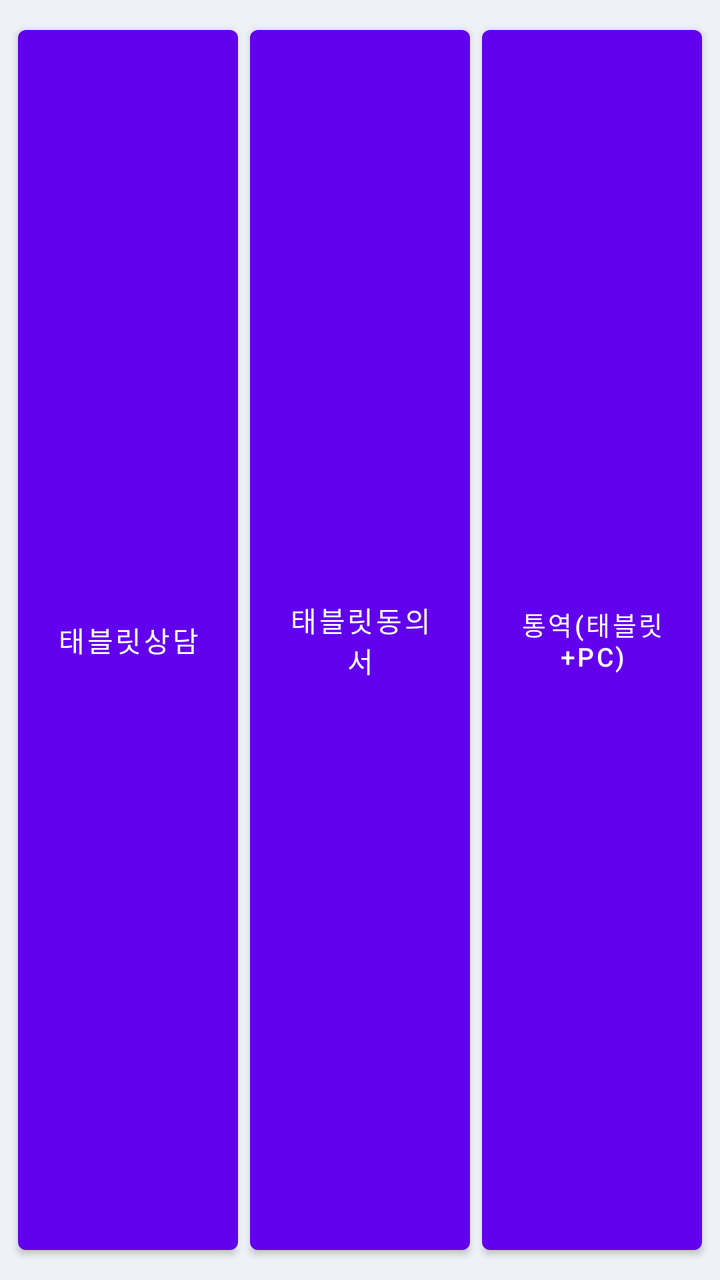
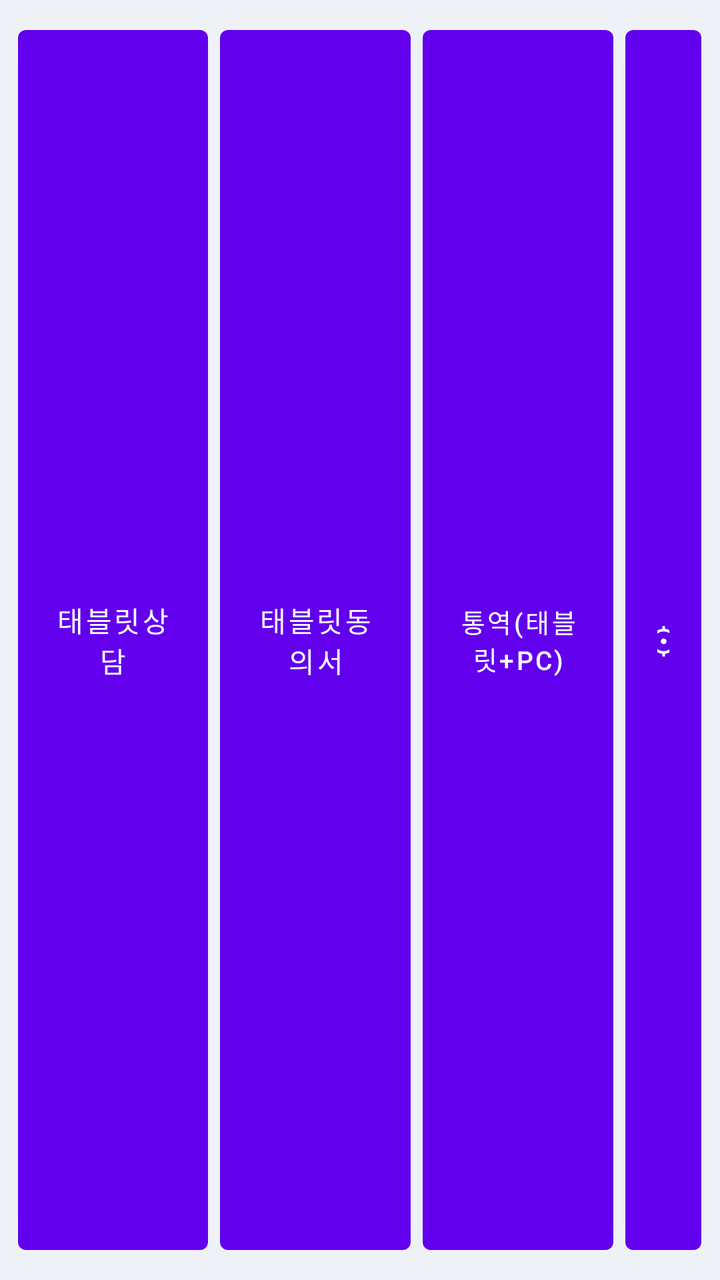

Before-and-after screenshots of an Android layout around one commit, followed by the original layout XML and the change that was made.
<!-- AndroidManifest.xml: fallback theme Theme.MaterialComponents.DayNight.NoActionBar -->
<!-- res/layout/widget_hubone_modes.xml -->
<?xml version="1.0" encoding="utf-8"?>
<LinearLayout xmlns:android="http://schemas.android.com/apk/res/android"
    android:layout_width="match_parent"
    android:layout_height="match_parent"
    android:background="#EEF2F7"
    android:gravity="center"
    android:orientation="horizontal"
    android:padding="6dp">

    <Button
        android:id="@+id/widget_tablet_consult"
        android:layout_width="0dp"
        android:layout_height="match_parent"
        android:layout_margin="3dp"
        android:layout_weight="1"
        android:text="태블릿상담"
        android:textSize="14sp" />

    <Button
        android:id="@+id/widget_tablet_consent"
        android:layout_width="0dp"
        android:layout_height="match_parent"
        android:layout_margin="3dp"
        android:layout_weight="1"
        android:text="태블릿동의서"
        android:textSize="14sp" />

    <Button
        android:id="@+id/widget_paired_interpret"
        android:layout_width="0dp"
        android:layout_height="match_parent"
        android:layout_margin="3dp"
        android:layout_weight="1"
        android:text="통역(태블릿+PC)"
        android:textSize="13sp" />
</LinearLayout>
<!-- resources referenced by this layout -->
<resources>

</resources>

<!-- the commit's change to res/layout/widget_hubone_modes.xml (unified diff, before → after) -->
@@ -33,4 +33,13 @@
         android:layout_weight="1"
         android:text="통역(태블릿+PC)"
         android:textSize="13sp" />
+
+    <Button
+        android:id="@+id/widget_settings"
+        android:layout_width="0dp"
+        android:layout_height="match_parent"
+        android:layout_margin="3dp"
+        android:layout_weight="0.4"
+        android:text="⚙"
+        android:textSize="18sp" />
 </LinearLayout>
